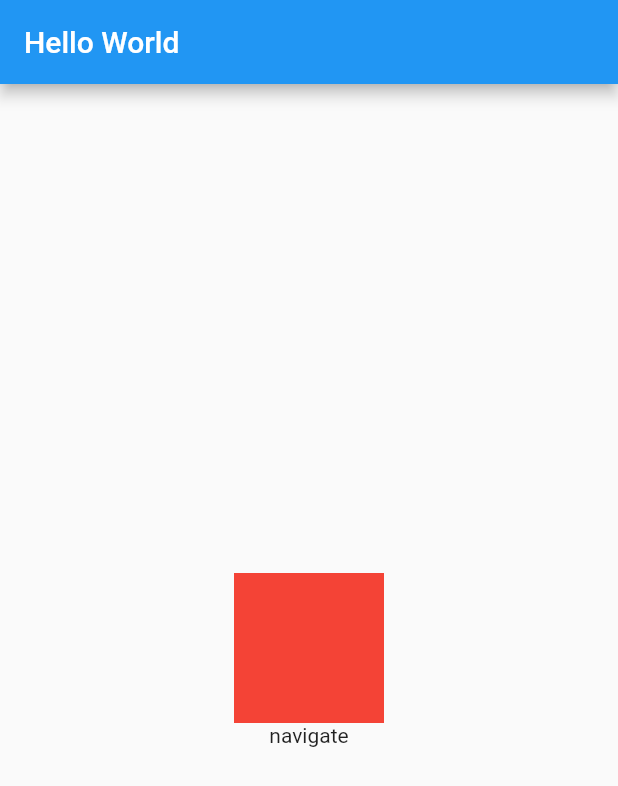
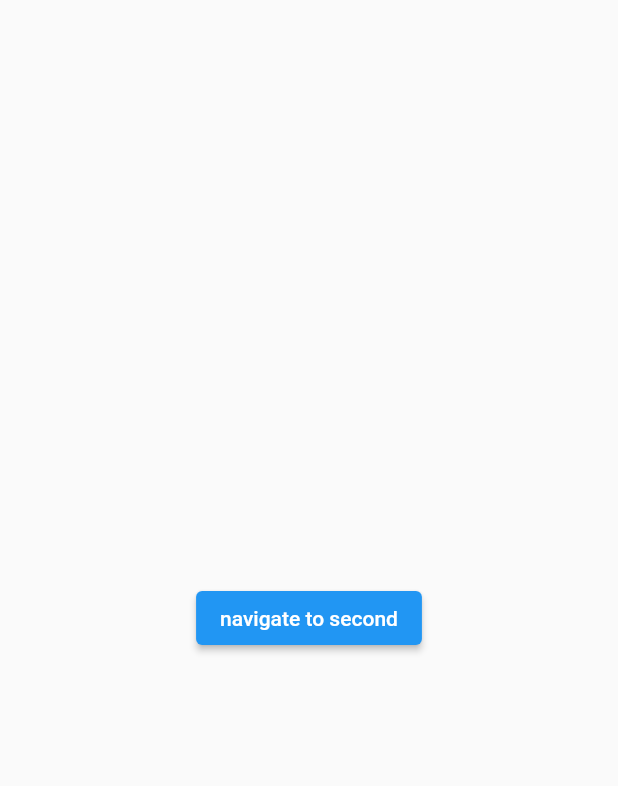
Before and after one commit to Mritunjay004/GetX-Flutter, a Flutter app: the screen it shows after launch, on a phone screen of 412 x 824 dp. Shown: the top 786 px of the screen. Run offline on Flutter 3.47's test engine with Material 2 defaults, Android fonts, the phone set to English and light mode, and no system bars; our stand-ins replace get.

Commit message:
named routing

```diff
--- a/lib/main.dart
+++ b/lib/main.dart
@@ -1,6 +1,8 @@
 import 'package:flutter/material.dart';
 import 'package:get/route_manager.dart';
-import 'package:getx/next_page.dart';
+import 'package:getx/pages/first_page.dart';
+import 'package:getx/pages/second_page.dart';
+import 'package:getx/pages/unknown_page.dart';
 
 void main() {
   runApp(const MyApp());
@@ -13,35 +15,14 @@ class MyApp extends StatelessWidget {
   Widget build(BuildContext context) {
     return GetMaterialApp(
       debugShowCheckedModeBanner: false,
-      home: Scaffold(
-        appBar: AppBar(title: const Text('Hello World')),
-        body: Center(
-          child: Column(
-            mainAxisAlignment: MainAxisAlignment.center,
-            crossAxisAlignment: CrossAxisAlignment.center,
-            children: [
-              InkWell(
-                onTap: () {
-                  Get.off(NextPage());
-                  // Get.offAll(NextPage());
-                  // var a = await Get.to(
-                  //   () => NextPage(),
-                  //   arguments: "Hello World",
-                  // );
-
-                  // print(a);
-                },
-                child: Container(
-                  color: Colors.red,
-                  width: 100,
-                  height: 100,
-                ),
-              ),
-              Text("navigate")
-            ],
-          ),
-        ),
-      ),
+      initialRoute: "first",
+      defaultTransition: Transition.leftToRight,
+      getPages: [
+        GetPage(name: "/first", page: () => const FirstPage()),
+        GetPage(name: "/second", page: () => const SecondPage()),
+      ],
+      unknownRoute:
+          GetPage(name: "/notfound", page: () => const UnknownRoutePage()),
     );
   }
 }
--- /dev/null
+++ b/lib/pages/first_page.dart
@@ -0,0 +1,24 @@
+import 'package:flutter/material.dart';
+import 'package:get/route_manager.dart';
+
+class FirstPage extends StatelessWidget {
+  const FirstPage({super.key});
+
+  @override
+  Widget build(BuildContext context) {
+    return Scaffold(
+      body: Center(
+        child: Column(
+          mainAxisAlignment: MainAxisAlignment.center,
+          children: [
+            ElevatedButton(
+                onPressed: () {
+                  Get.toNamed("/second");
+                },
+                child: Text("navigate to second")),
+          ],
+        ),
+      ),
+    );
+  }
+}
```
Also changed, not shown: lib/next_page.dart (deleted, +0 -35 lines), lib/pages/second_page.dart (added, +24 -0 lines), lib/pages/unknown_page.dart (added, +22 -0 lines).
